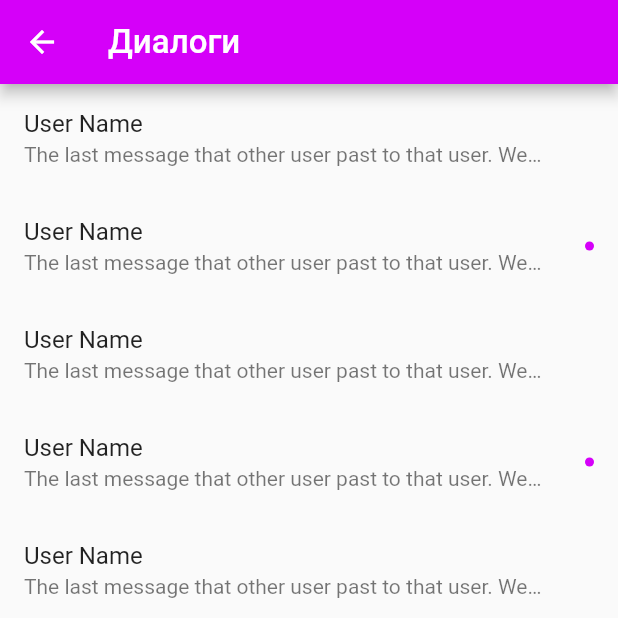
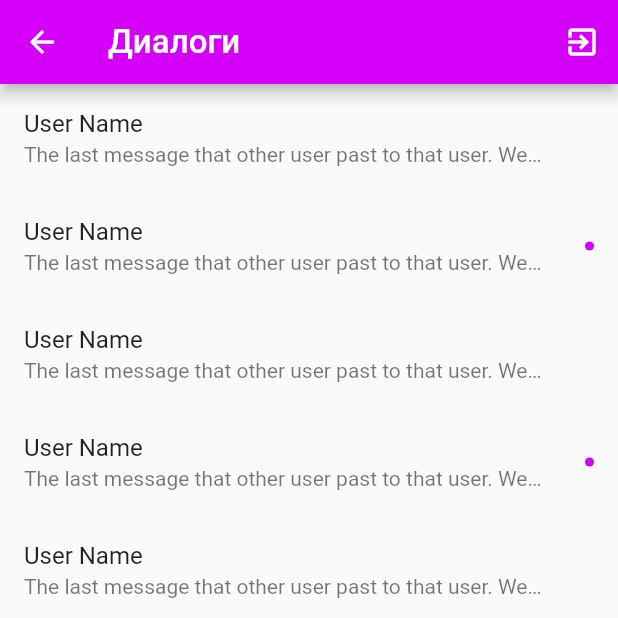
Before and after one commit to Alex-A4/PersonalChat, a Flutter app: the MainScreen screen opened directly, on a phone screen of 412 x 824 dp, the top half of it. Run offline on Flutter 3.47's test engine with Material 2 defaults, Android fonts, the phone set to English and light mode, and no system bars; our stand-ins replace bloc, cloud_firestore, connectivity, dynamic_theme, equatable, firebase_auth and 2 more; accounts and stored records are empty; statements that could not run were skipped.

```diff
--- a/lib/ui/chat_ui/main_screen.dart
+++ b/lib/ui/chat_ui/main_screen.dart
@@ -1,5 +1,8 @@
 import 'package:flutter/material.dart';
+import 'package:flutter_bloc/flutter_bloc.dart';
+import 'package:personal_chat/bloc/authentication/auth.dart';
 import 'package:personal_chat/models/chat.dart';
+import 'package:personal_chat/ui/settings.dart';
 
 class MainScreen extends StatefulWidget {
   MainScreen({Key key}) : super(key: key);
@@ -15,6 +18,18 @@ class _MainScreenState extends State<MainScreen> {
     return Scaffold(
       appBar: AppBar(
         title: Text('Диалоги'),
+        actions: <Widget>[
+          IconButton(
+            icon: Icon(Icons.exit_to_app),
+            onPressed: () {
+              BlocProvider.of<AuthenticationBloc>(context)
+                ..userRepository.logOutUser()
+                ..dispatch(AuthLogInEvent());
+//              Navigator.of(context).push(
+//                  MaterialPageRoute(builder: (context) => SettingsScreen()));
+            },
+          ),
+        ],
       ),
       body: ListView.builder(
         itemCount: 25,
```
